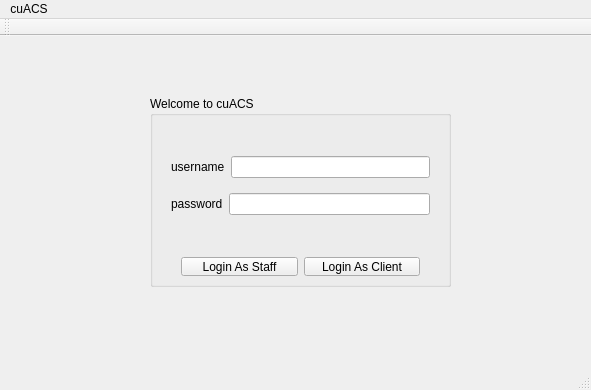
First picture: the form in cuACS-D1/mainwindow.ui, repository darrenzel/cuACS, before the edit.
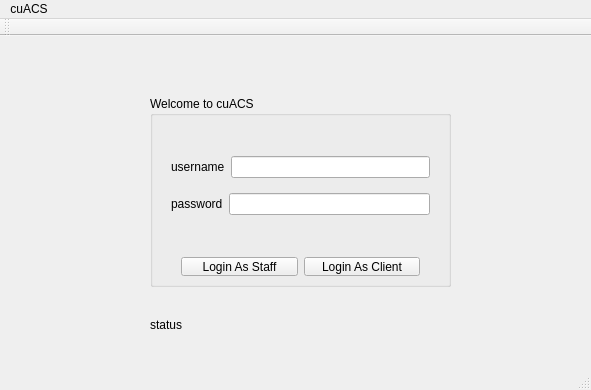
Second picture: the form after the edit.

Commit message: connected to database

Diff of the .ui file:
```diff
--- a/cuACS-D1/mainwindow.ui
+++ b/cuACS-D1/mainwindow.ui
@@ -93,6 +93,19 @@
      </layout>
     </widget>
    </widget>
+   <widget class="QLabel" name="label">
+    <property name="geometry">
+     <rect>
+      <x>150</x>
+      <y>280</y>
+      <width>281</width>
+      <height>17</height>
+     </rect>
+    </property>
+    <property name="text">
+     <string>status</string>
+    </property>
+   </widget>
   </widget>
   <widget class="QMenuBar" name="menuBar">
    <property name="geometry">
```
Left out of the diff: 4 changed lines with no effect on the pictures. The commit also changes 2 other files.
